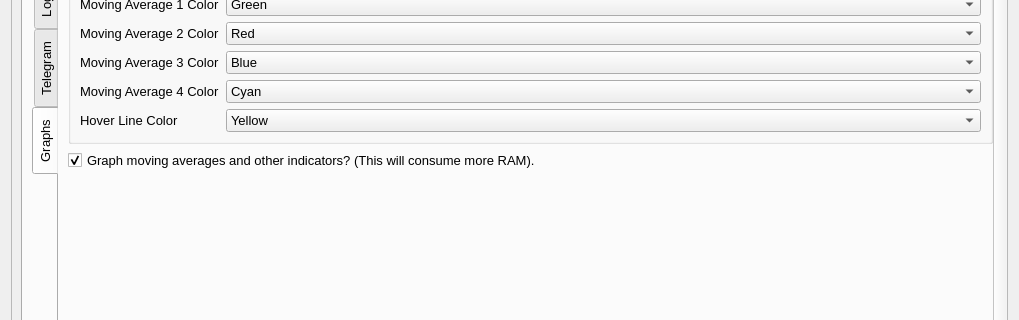
Old version of the form UI/configuration.ui in the repository ZENALC/algobot; both pictures show x 0 to 1019 and y 164 to 484 of the 1019 by 776 pixel window.
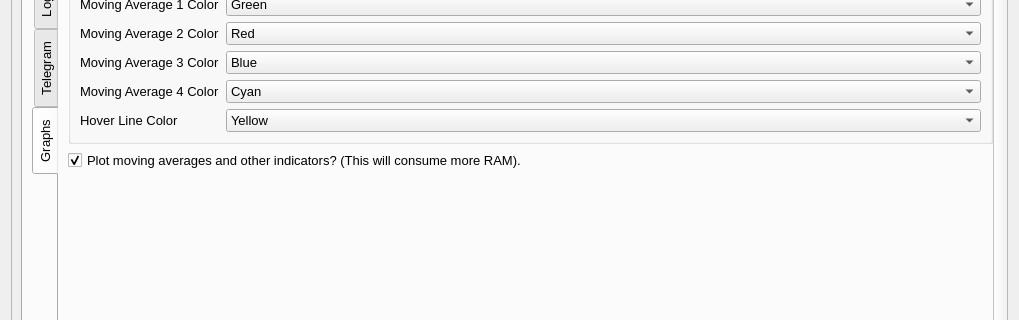
New version of the form. The open tabs and pages were chosen to show the change.

Commit message: added ability to turn off average graphs

Diff of the .ui file:
```diff
--- a/UI/configuration.ui
+++ b/UI/configuration.ui
@@ -3533,7 +3533,7 @@
                <item row="4" column="0">
                 <widget class="QCheckBox" name="graphIndicatorsCheckBox">
                  <property name="text">
-                  <string>Graph moving averages and other indicators? (This will consume more RAM).</string>
+                  <string>Plot moving averages and other indicators? (This will consume more RAM).</string>
                  </property>
                  <property name="checked">
                   <bool>true</bool>
```
Left out of the diff: 2 changed lines with no effect on the pictures.
